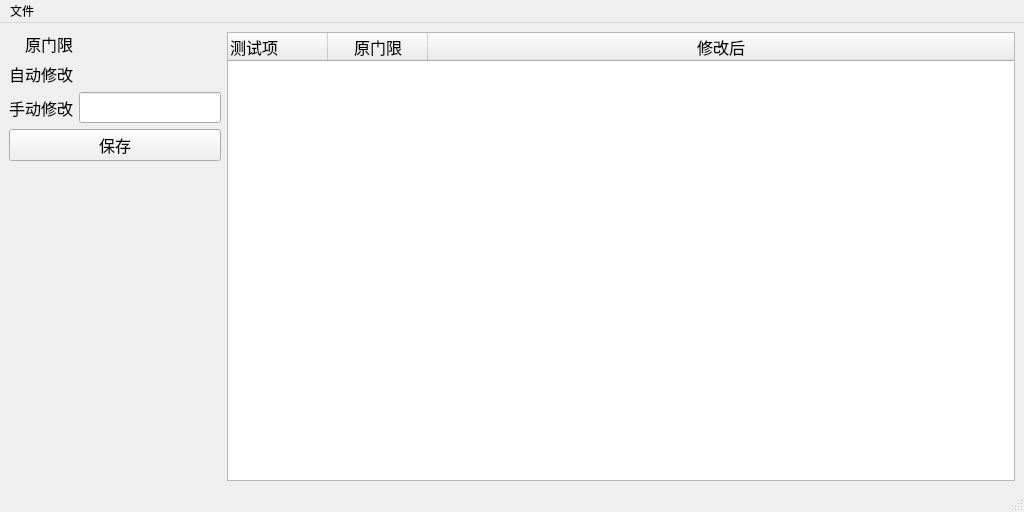
Old version of the form python/limitupdater/main_window.ui in the repository XMingest/funcode.
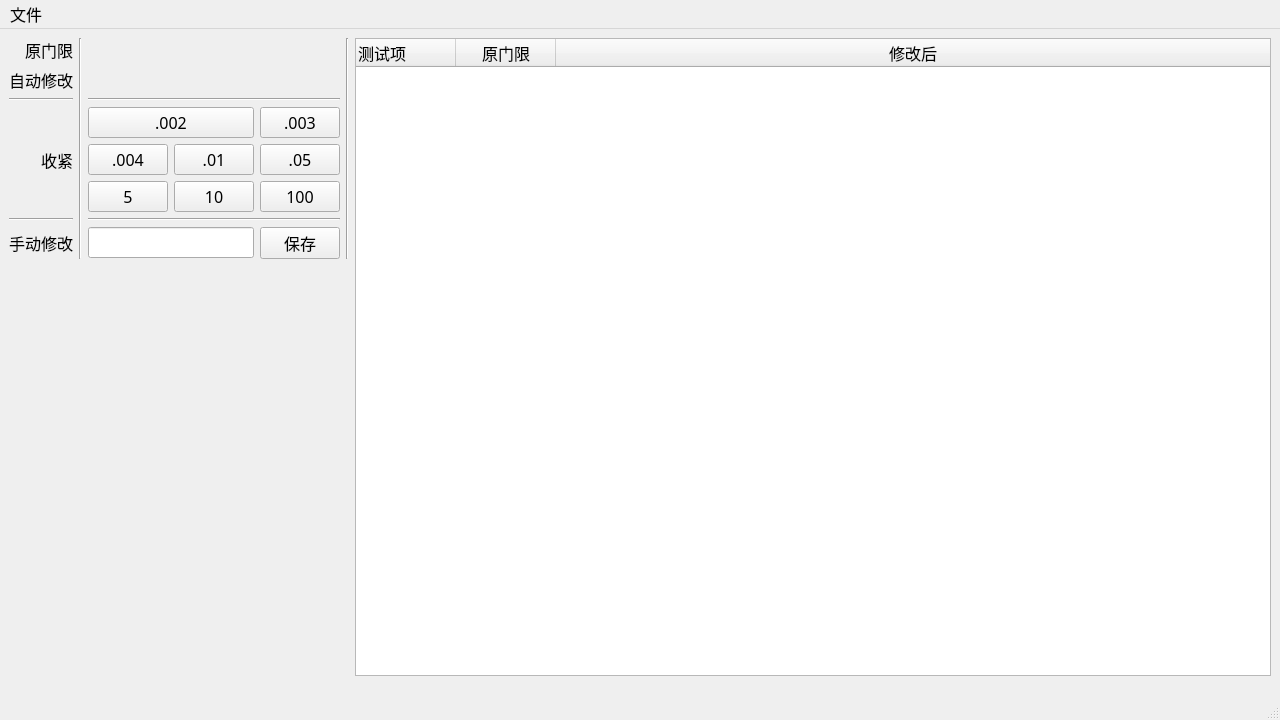
New version of the form.

What changed in the file:
```diff
--- a/python/limitupdater/main_window.ui
+++ b/python/limitupdater/main_window.ui
@@ -6,8 +6,8 @@
    <rect>
     <x>0</x>
     <y>0</y>
-    <width>1024</width>
-    <height>512</height>
+    <width>1280</width>
+    <height>720</height>
    </rect>
   </property>
   <property name="windowTitle">
@@ -25,6 +25,23 @@
      <layout class="QVBoxLayout" name="verticalLayout">
       <item>
        <layout class="QGridLayout" name="item_edit">
+        <item row="9" column="0">
+         <widget class="QLabel" name="tl_input">
+          <property name="text">
+           <string>手动修改</string>
+          </property>
+          <property name="alignment">
+           <set>Qt::AlignRight|Qt::AlignTrailing|Qt::AlignVCenter</set>
+          </property>
+         </widget>
+        </item>
+        <item row="2" column="2" colspan="3">
+         <widget class="QLabel" name="origin_range">
+          <property name="text">
+           <string/>
+          </property>
+         </widget>
+        </item>
         <item row="2" column="0">
          <widget class="QLabel" name="tl_origin">
           <property name="text">
@@ -35,17 +52,48 @@
           </property>
          </widget>
         </item>
-        <item row="3" column="1">
+        <item row="4" column="0">
+         <widget class="Line" name="tl_ttn_tp_spl">
+          <property name="orientation">
+           <enum>Qt::Horizontal</enum>
+          </property>
+         </widget>
+        </item>
+        <item row="5" column="0" rowspan="3">
+         <widget class="QLabel" name="tl_tighten">
+          <property name="text">
+           <string>收紧</string>
+          </property>
+          <property name="alignment">
+           <set>Qt::AlignRight|Qt::AlignTrailing|Qt::AlignVCenter</set>
+          </property>
+         </widget>
+        </item>
+        <item row="2" column="6" rowspan="8">
+         <widget class="Line" name="item_edit_rt_border">
+          <property name="orientation">
+           <enum>Qt::Vertical</enum>
+          </property>
+         </widget>
+        </item>
+        <item row="8" column="0">
+         <widget class="Line" name="tl_ttn_bt_spl">
+          <property name="orientation">
+           <enum>Qt::Horizontal</enum>
+          </property>
+         </widget>
+        </item>
+        <item row="3" column="2" colspan="3">
          <widget class="QLabel" name="auto_range">
           <property name="text">
            <string/>
           </property>
          </widget>
         </item>
-        <item row="2" column="1">
-         <widget class="QLabel" name="origin_range">
+        <item row="7" column="2">
+         <widget class="QPushButton" name="btn_tighten5">
           <property name="text">
-           <string/>
+           <string>5</string>
           </property>
          </widget>
         </item>
@@ -59,17 +107,28 @@
           </property>
          </widget>
         </item>
-        <item row="4" column="0">
-         <widget class="QLabel" name="tl_input">
+        <item row="2" column="1" rowspan="8">
+         <widget class="Line" name="tl_op_spl">
+          <property name="orientation">
+           <enum>Qt::Vertical</enum>
+          </property>
+         </widget>
+        </item>
+        <item row="7" column="3">
+         <widget class="QPushButton" name="btn_tighten10">
           <property name="text">
-           <string>手动修改</string>
+           <string>10</string>
           </property>
-          <property name="alignment">
-           <set>Qt::AlignRight|Qt::AlignTrailing|Qt::AlignVCenter</set>
+         </widget>
+        </item>
+        <item row="7" column="4">
+         <widget class="QPushButton" name="btn_tighten100">
+          <property name="text">
+           <string>100</string>
           </property>
          </widget>
         </item>
-        <item row="4" column="1">
+        <item row="9" column="2" colspan="2">
          <widget class="QLineEdit" name="input_range">
           <property name="sizePolicy">
            <sizepolicy hsizetype="Preferred" vsizetype="Fixed">
@@ -79,15 +138,64 @@
           </property>
          </widget>
         </item>
+        <item row="9" column="4">
+         <widget class="QPushButton" name="btn_item_submit">
+          <property name="text">
+           <string>保存</string>
+          </property>
+         </widget>
+        </item>
+        <item row="4" column="2" colspan="3">
+         <widget class="Line" name="tighten_top_spl">
+          <property name="orientation">
+           <enum>Qt::Horizontal</enum>
+          </property>
+         </widget>
+        </item>
+        <item row="8" column="2" colspan="3">
+         <widget class="Line" name="tighten_bottom_spl">
+          <property name="orientation">
+           <enum>Qt::Horizontal</enum>
+          </property>
+         </widget>
+        </item>
+        <item row="5" column="4">
+         <widget class="QPushButton" name="btn_tighten_003">
+          <property name="text">
+           <string>.003</string>
+          </property>
+         </widget>
+        </item>
+        <item row="6" column="2">
+         <widget class="QPushButton" name="btn_tighten_004">
+          <property name="text">
+           <string>.004</string>
+          </property>
+         </widget>
+        </item>
+        <item row="6" column="3">
+         <widget class="QPushButton" name="btn_tighten_01">
+          <property name="text">
+           <string>.01</string>
+          </property>
+         </widget>
+        </item>
+        <item row="6" column="4">
+         <widget class="QPushButton" name="btn_tighten_05">
+          <property name="text">
+           <string>.05</string>
+          </property>
+         </widget>
+        </item>
+        <item row="5" column="2" colspan="2">
+         <widget class="QPushButton" name="btn_tighten_002">
+          <property name="text">
+           <string>.002</string>
+          </property>
+         </widget>
+        </item>
        </layout>
       </item>
-      <item>
-       <widget class="QPushButton" name="btn_item_submit">
-        <property name="text">
-         <string>保存</string>
-        </property>
-       </widget>
-      </item>
       <item>
        <spacer name="item_edit_spacer">
         <property name="orientation">
@@ -174,10 +282,16 @@
     <rect>
      <x>0</x>
      <y>0</y>
-     <width>1024</width>
-     <height>23</height>
+     <width>1280</width>
+     <height>27</height>
     </rect>
    </property>
+   <property name="font">
+    <font>
+     <family>微软雅黑</family>
+     <pointsize>12</pointsize>
+    </font>
+   </property>
    <widget class="QMenu" name="menu_file">
     <property name="title">
      <string>文件</string>
@@ -195,7 +309,14 @@
    </widget>
    <addaction name="menu_file"/>
   </widget>
-  <widget class="QStatusBar" name="statusbar"/>
+  <widget class="QStatusBar" name="statusbar">
+   <property name="font">
+    <font>
+     <family>微软雅黑</family>
+     <pointsize>16</pointsize>
+    </font>
+   </property>
+  </widget>
   <action name="act_load">
    <property name="text">
     <string>打开</string>
```
Left out of the diff: 5 changed lines with no effect on the pictures.
